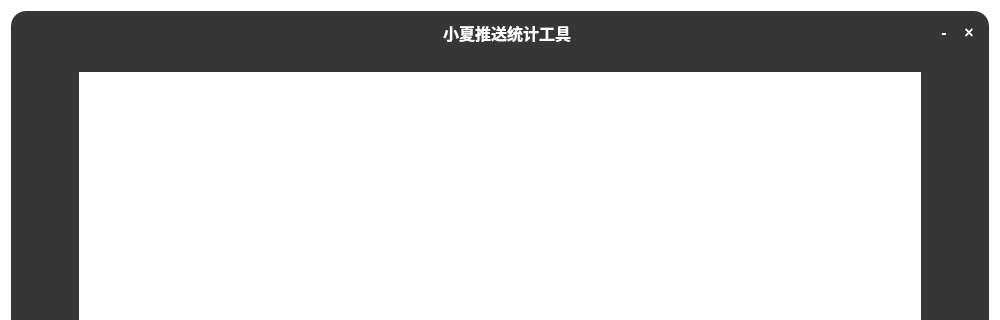
Before: the Qt Designer form ui/ui_design/main_win.ui in Epochmaking/xiaoxia_contribution_statistic_tool, drawn with Qt 5; both pictures show x 0 to 1000 and y 0 to 320 of the 1000 by 700 pixel window.
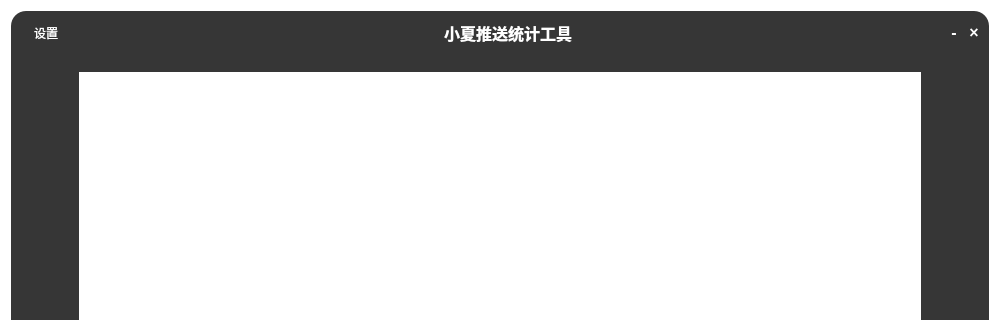
After: the same form once the commit is applied. The open tabs and pages were chosen to show the change. Icons and pictures are not drawn.

Commit message: - feat: 新增打开设置的按钮 - feat: 新增小夏成员设置项

What changed in the file:
```diff
--- a/ui/ui_design/main_win.ui
+++ b/ui/ui_design/main_win.ui
@@ -537,7 +537,7 @@
           <number>5</number>
          </property>
          <property name="leftMargin">
-          <number>5</number>
+          <number>10</number>
          </property>
          <property name="topMargin">
           <number>0</number>
@@ -548,6 +548,50 @@
          <property name="bottomMargin">
           <number>0</number>
          </property>
+         <item>
+          <widget class="QPushButton" name="setting_btn">
+           <property name="sizePolicy">
+            <sizepolicy hsizetype="Expanding" vsizetype="Fixed">
+             <horstretch>0</horstretch>
+             <verstretch>0</verstretch>
+            </sizepolicy>
+           </property>
+           <property name="maximumSize">
+            <size>
+             <width>50</width>
+             <height>16777215</height>
+            </size>
+           </property>
+           <property name="cursor">
+            <cursorShape>PointingHandCursor</cursorShape>
+           </property>
+           <property name="styleSheet">
+            <string notr="true">QPushButton::icon {
+	color: rgb(255, 255, 255);
+}</string>
+           </property>
+           <property name="text">
+            <string>设置</string>
+           </property>
+           <property name="icon">
+            <iconset resource="../ui_res.qrc">
+             <normaloff>:/images/setting_white</normaloff>:/images/setting_white</iconset>
+           </property>
+          </widget>
+         </item>
+         <item>
+          <spacer name="horizontalSpacer_8">
+           <property name="orientation">
+            <enum>Qt::Orientation::Horizontal</enum>
+           </property>
+           <property name="sizeHint" stdset="0">
+            <size>
+             <width>40</width>
+             <height>20</height>
+            </size>
+           </property>
+          </spacer>
+         </item>
          <item alignment="Qt::AlignmentFlag::AlignHCenter">
           <widget class="QLabel" name="main_title">
            <property name="font">
@@ -563,10 +607,23 @@
             <string>小夏推送统计工具</string>
            </property>
            <property name="indent">
-            <number>70</number>
+            <number>0</number>
            </property>
           </widget>
          </item>
+         <item>
+          <spacer name="horizontalSpacer_7">
+           <property name="orientation">
+            <enum>Qt::Orientation::Horizontal</enum>
+           </property>
+           <property name="sizeHint" stdset="0">
+            <size>
+             <width>40</width>
+             <height>20</height>
+            </size>
+           </property>
+          </spacer>
+         </item>
          <item>
           <widget class="QPushButton" name="minimize_win_btn">
            <property name="sizePolicy">
@@ -595,7 +652,7 @@
            </property>
           </widget>
          </item>
-         <item>
+         <item alignment="Qt::AlignmentFlag::AlignHCenter">
           <widget class="QPushButton" name="close_win_btn">
            <property name="sizePolicy">
             <sizepolicy hsizetype="Expanding" vsizetype="Fixed">
```
Left out of the diff: 8 changed lines with no effect on the pictures. The commit also changes 10 other files.
